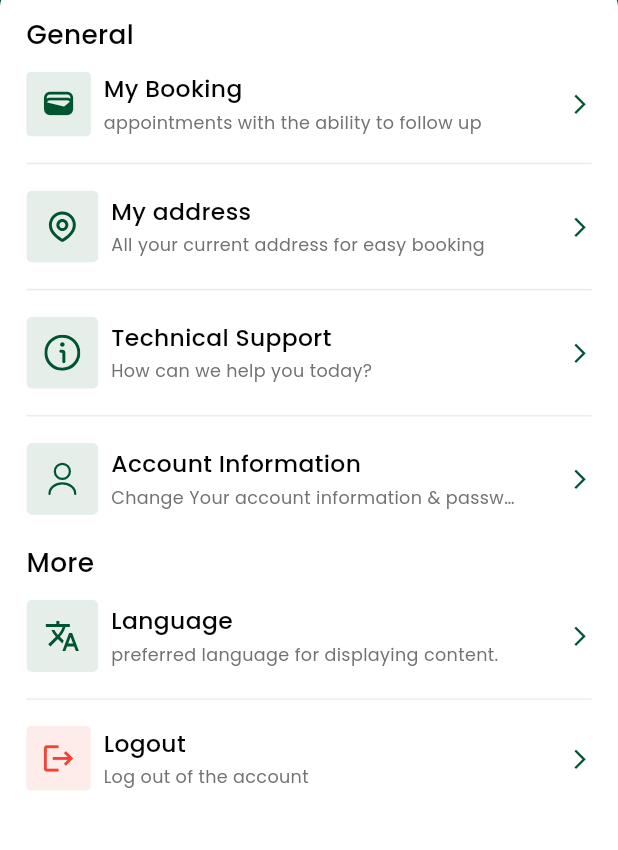
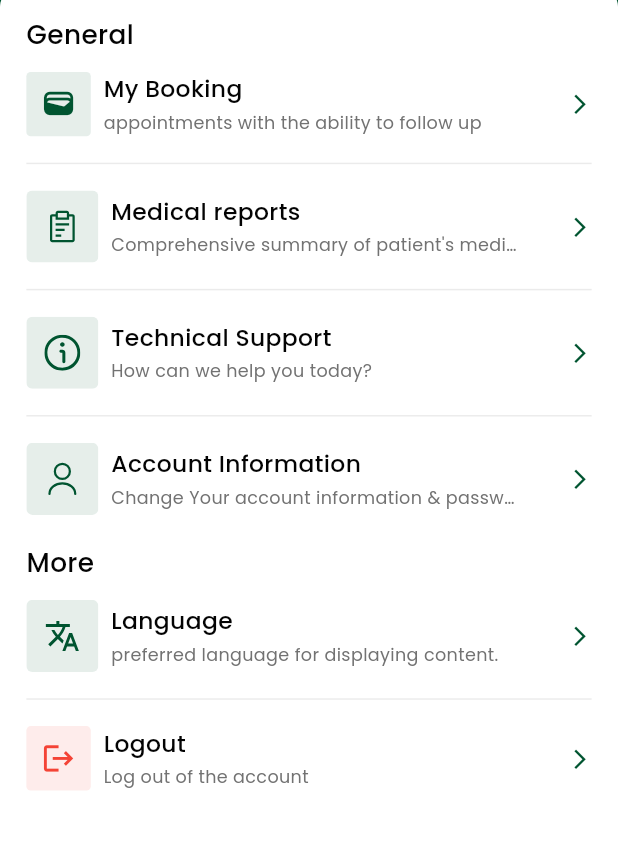
Before and after one commit to omar-abdelaziz753/True-Balance, a Flutter app: the SettingScreen screen opened directly, on a phone screen of 412 x 824 dp, the part 134-984 px from its top. Run offline on Flutter 3.47's test engine with Material 3 defaults, Android fonts, the phone set to English and light mode, and no system bars; our stand-ins replace bloc, cached_network_image, dio, easy_localization, flutter_bloc, flutter_easyloading and 16 more; accounts and stored records are empty; network calls fail; project files that could hold a hidden picture were left out.

Commit message:
Add Medical Reports to Setting screen & route to Medical Reports Screen Make design Medical Reports Screen

```diff
--- a/assets/languages/ar-EG.json
+++ b/assets/languages/ar-EG.json
@@ -73,6 +73,7 @@
   "specialization": "التخصص",
   "rate": "التقييم",
   "general": "عام",
+  "patientsmedical": "ملخص شامل للحالة الطبية للمريض",
   "allYourCurrentAddress": "كل عناوينك الحالية لتسهيل الحجز",
   "howCanWeHelp": "كيف يمكننا مساعدتك اليوم؟",
   "accountInformation": "معلومات الحساب",
@@ -115,6 +116,8 @@
   "scanQR": "مسح QR",
   "about": "حول",
   "notifications": "الاشعارات",
+  "medicalReports": "التقارير الطبية",
+  "download": "تحميل",
   "validation": {
     "required": "هذا الحقل مطلوب.",
     "address": {
--- a/assets/languages/en-UK.json
+++ b/assets/languages/en-UK.json
@@ -66,14 +66,14 @@
   "bookingDetails": "Booking Details",
   "tipsForBetterExperience": "Tips for better experience",
   "successfully": "Successfully",
-  "yourTicketIsNow": "Your ticket is now under review by our support team.",
+  "yourTicketIsNow": "Your ticket is now under review by our support team",
   "ok": " Ok",
   "privacyPolicy": "Privacy Policy",
   "myBooking": "My Booking",
   "specialization": "Specialization",
   "rate": "rate",
   "general": "General",
-  "allYourCurrentAddress": "All your current address for easy booking",
+  "patientsmedical": "Comprehensive summary of patient's medical condition",
   "howCanWeHelp": "How can we help you today?",
   "accountInformation": "Account Information",
   "changeYourAccount": "Change Your account information & password",
@@ -115,6 +115,8 @@
   "scanQR": "Scan QR",
   "about": "About",
   "notifications": "Notifications",
+  "medicalReports": "Medical reports",
+  "download": "Download",
   "validation": {
     "required": "This field is required.",
     "address": {
--- a/lib/core/routing/app_router.dart
+++ b/lib/core/routing/app_router.dart
@@ -22,6 +22,7 @@ import 'package:truee_balance_app/features/user/home/presentation/screens/home_s
 import 'package:truee_balance_app/features/user/home/presentation/screens/our_services.dart';
 import 'package:truee_balance_app/features/user/main_layout/business_logic/main_layout_cubit.dart';
 import 'package:truee_balance_app/features/user/main_layout/presentation/main_layout.dart';
+import 'package:truee_balance_app/features/user/medical_reports/presentation/screens/medical_reports_screen.dart';
 import 'package:truee_balance_app/features/user/my_booking/screens/booking_details_screen.dart';
 import 'package:truee_balance_app/features/user/my_booking/screens/my_booking_screen.dart';
 import 'package:truee_balance_app/features/user/notification/presentation/screens/notification_screen.dart';
@@ -137,6 +138,10 @@ class AppRouter {
         return transition(
           screen: const AboutUsScreen(),
         );
+      case Routes.medicalReportsScreen:
+        return transition(
+          screen: const MedicalReportsScreen(),
+        );
       case Routes.termsAndConditionsScreen:
         return transition(
           screen: const TermsAndConditionsScreen(),
--- a/lib/core/routing/routes_name.dart
+++ b/lib/core/routing/routes_name.dart
@@ -23,4 +23,5 @@ class Routes {
   static const String bestTherapistsScreen = '/bestTherapistsScreen';
   static const String doctorDetailsScreen = '/doctor_details_screen';
   static const String notificationsScreen = '/notifications_screen';
+  static const String medicalReportsScreen = '/medical_reports_screen';
 }
--- a/lib/core/themes/assets.dart
+++ b/lib/core/themes/assets.dart
@@ -10,9 +10,45 @@ class Assets {
   /// assets/images/png/best_therapists_doctor.png
   static const String assetsImagesPngBestTherapistsDoctor = "assets/images/png/best_therapists_doctor.png";
 
+  /// Assets for assetsImagesPngDoctors
+  /// assets/images/png/doctors.png
+  static const String assetsImagesPngDoctors = "assets/images/png/doctors.png";
+
+  /// Assets for assetsImagesPngPatient
+  /// assets/images/png/patient.png
+  static const String assetsImagesPngPatient = "assets/images/png/patient.png";
+
+  /// Assets for assetsImagesPngPhysiotherapy
+  /// assets/images/png/physiotherapy.png
+  static const String assetsImagesPngPhysiotherapy = "assets/images/png/physiotherapy.png";
+
+  /// Assets for assetsImagesPngPost
+  /// assets/images/png/post.png
+  static const String assetsImagesPngPost = "assets/images/png/post.png";
+
+  /// Assets for assetsImagesPngProfile
+  /// assets/images/png/profile.png
+  static const String assetsImagesPngProfile = "assets/images/png/profile.png";
+
   /// Assets for assetsImagesPngProfileImage
   /// assets/images/png/profile_image.png
   static const String assetsImagesPngProfileImage = "assets/images/png/profile_image.png";
+
+  /// Assets for assetsImagesPngProfileImageBooking
+  /// assets/images/png/profile_image_booking.png
+  static const String assetsImagesPngProfileImageBooking = "assets/images/png/profile_image_booking.png";
+
+  /// Assets for assetsImagesPngRehabilitation
+  /// assets/images/png/rehabilitation.png
+  static const String assetsImagesPngRehabilitation = "assets/images/png/rehabilitation.png";
+
+  /// Assets for assetsImagesPngSports
+  /// assets/images/png/sports.png
+  static const String assetsImagesPngSports = "assets/images/png/sports.png";
+
+  /// Assets for assetsImagesPngTherapists
+  /// assets/images/png/therapists.png
+  static const String assetsImagesPngTherapists = "assets/images/png/therapists.png";
 
   /// Assets for assetsImagesPngVector
   /// assets/images/png/Vector.png
@@ -38,6 +74,10 @@ class Assets {
   /// assets/images/svg/bg_image.svg
   static const String assetsImagesSvgBgImage = "assets/images/svg/bg_image.svg";
 
+  /// Assets for assetsImagesSvgBookingIcon
+  /// assets/images/svg/booking_icon.svg
+  static const String assetsImagesSvgBookingIcon = "assets/images/svg/booking_icon.svg";
+
   /// Assets for assetsImagesSvgChosseAccount
   /// assets/images/svg/chosse_account.svg
   static const String assetsImagesSvgChosseAccount = "assets/images/svg/chosse_account.svg";
@@ -58,13 +98,13 @@ class Assets {
   /// assets/images/svg/logout_icon.svg
   static const String assetsImagesSvgLogoutIcon = "assets/images/svg/logout_icon.svg";
 
+  /// Assets for assetsImagesSvgMedicalReportsIcon
+  /// assets/images/svg/medical_reports_icon.svg
+  static const String assetsImagesSvgMedicalReportsIcon = "assets/images/svg/medical_reports_icon.svg";
+
   /// Assets for assetsImagesSvgMyAddressesIcon
   /// assets/images/svg/my_addresses_icon.svg
   static const String assetsImagesSvgMyAddressesIcon = "assets/images/svg/my_addresses_icon.svg";
-
-  /// Assets for assetsImagesSvgMyBookingIcon
-  /// assets/images/svg/my_booking_icon.svg
-  static const String assetsImagesSvgMyBookingIcon = "assets/images/svg/my_booking_icon.svg";
 
   /// Assets for assetsImagesSvgMyTicketsIconInButton
   /// assets/images/svg/my_tickets_icon_in_button.svg
@@ -77,6 +117,10 @@ class Assets {
   /// Assets for assetsImagesSvgOvalIcon
   /// assets/images/svg/oval_icon.svg
   static const String assetsImagesSvgOvalIcon = "assets/images/svg/oval_icon.svg";
+
+  /// Assets for assetsImagesSvgPdfIcon
+  /// assets/images/svg/pdf_icon.svg
+  static const String assetsImagesSvgPdfIcon = "assets/images/svg/pdf_icon.svg";
 
   /// Assets for assetsImagesSvgResourcesIcon
   /// assets/images/svg/resources_icon.svg
--- a/lib/features/user/home/presentation/screens/home_screen.dart
+++ b/lib/features/user/home/presentation/screens/home_screen.dart
@@ -58,7 +58,7 @@ class HomeScreen extends StatelessWidget {
             ),
             12.verticalSpace,
 
-            /// Replace this part inside your build method
+
             SizedBox(
               height: 120.h,
               child: ListView.separated(
@@ -76,7 +76,8 @@ class HomeScreen extends StatelessWidget {
 
                   return CustomServiceCardWidget(
                     title: titles[index],
-                    icon: Placeholder(
+                    icon:
+                    Placeholder(
                       fallbackHeight: 44.h,
                       fallbackWidth: 44.w,
                       color: Colors.black.withAlpha(20),
--- a/lib/features/user/setting/presentation/screens/setting_screen.dart
+++ b/lib/features/user/setting/presentation/screens/setting_screen.dart
@@ -6,6 +6,7 @@ import 'package:truee_balance_app/core/extensions/navigation_extension.dart';
 import 'package:truee_balance_app/core/routing/routes_name.dart';
 import 'package:truee_balance_app/core/services/di/dependency_injection.dart';
 import 'package:truee_balance_app/core/themes/app_colors.dart';
+import 'package:truee_balance_app/core/themes/assets.dart';
 import 'package:truee_balance_app/core/themes/text_colors.dart';
 import 'package:truee_balance_app/core/widgets/app_bar/custom_app_bar_widget.dart';
 import 'package:truee_balance_app/core/widgets/container/custom_divider_widget.dart';
@@ -70,11 +71,12 @@ class SettingScreen extends StatelessWidget {
                           ),
                           const CustomDividerWidget(),
                           CustomRowInSettingWidget(
-                            imagePath:
-                                'assets/images/svg/my_addresses_icon.svg',
-                            title: 'myAddress'.tr(),
-                            subtitle: 'allYourCurrentAddress'.tr(),
-                            onTap: () {},
+                            imagePath: Assets.assetsImagesSvgMedicalReportsIcon,
+                            title: 'medicalReports'.tr(),
+                            subtitle: 'patientsmedical'.tr(),
+                            onTap: () {
+                              context.pushNamed(Routes.medicalReportsScreen);
+                            },
                           ),
                           const CustomDividerWidget(),
                           CustomRowInSettingWidget(
```
Also changed, not shown: lib/core/helper_functions/download_function.dart (added, +68 -0 lines), lib/features/user/medical_reports/presentation/screens/medical_reports_screen.dart (added, +139 -0 lines), assets/images/svg/medical_reports_icon.svg (added), assets/images/svg/pdf_icon.svg (added).
